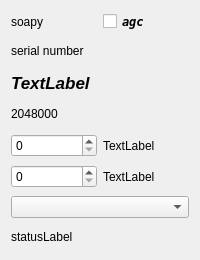
Above: src/devices/forms/soapy-handler.ui from tomneda/DABstar before the change. Below: the same form after it.
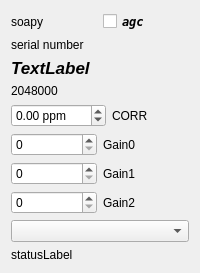
That is the form after the change.

Commit message: ppm and third gain setting added to soapy handler

```diff
--- a/src/devices/forms/soapy-handler.ui
+++ b/src/devices/forms/soapy-handler.ui
@@ -75,26 +75,67 @@
    <item>
     <layout class="QHBoxLayout" name="horizontalLayout_2">
      <item>
+      <widget class="QDoubleSpinBox" name="ppm_correction">
+       <property name="suffix">
+        <string> ppm</string>
+       </property>
+       <property name="toolTip">
+        <string>&lt;html&gt;&lt;head/&gt;&lt;body&gt;&lt;p&gt;ppm control. Tells the device the offset (in ppm) of the observed oscillator offset.&lt;/p&gt;&lt;/body&gt;&lt;/html&gt;</string>
+       </property>
+       <property name="minimum">
+        <double>-150.0</double>
+       </property>
+       <property name="maximum">
+        <double>150.0</double>
+       </property>
+      </widget>
+     </item>
+     <item>
+      <widget class="QLabel" name="labelCorr">
+       <property name="text">
+        <string>CORR</string>
+       </property>
+      </widget>
+     </item>
+    </layout>
+   </item>
+   <item>
+    <layout class="QHBoxLayout" name="horizontalLayout_3">
+     <item>
+      <widget class="QSpinBox" name="spinBox_0"/>
+     </item>
+     <item>
+      <widget class="QLabel" name="labelSpinbox_0">
+       <property name="text">
+        <string>Gain0</string>
+       </property>
+      </widget>
+     </item>
+    </layout>
+   </item>
+   <item>
+    <layout class="QHBoxLayout" name="horizontalLayout_4">
+     <item>
       <widget class="QSpinBox" name="spinBox_1"/>
      </item>
      <item>
       <widget class="QLabel" name="labelSpinbox_1">
        <property name="text">
-        <string>TextLabel</string>
+        <string>Gain1</string>
        </property>
       </widget>
      </item>
     </layout>
    </item>
    <item>
-    <layout class="QHBoxLayout" name="horizontalLayout_3">
+    <layout class="QHBoxLayout" name="horizontalLayout_5">
      <item>
       <widget class="QSpinBox" name="spinBox_2"/>
      </item>
      <item>
       <widget class="QLabel" name="labelSpinbox_2">
        <property name="text">
-        <string>TextLabel</string>
+        <string>Gain2</string>
        </property>
       </widget>
      </item>
```
Left out of the diff: 2 changed lines with no effect on the pictures. The commit also changes 2 other files.
